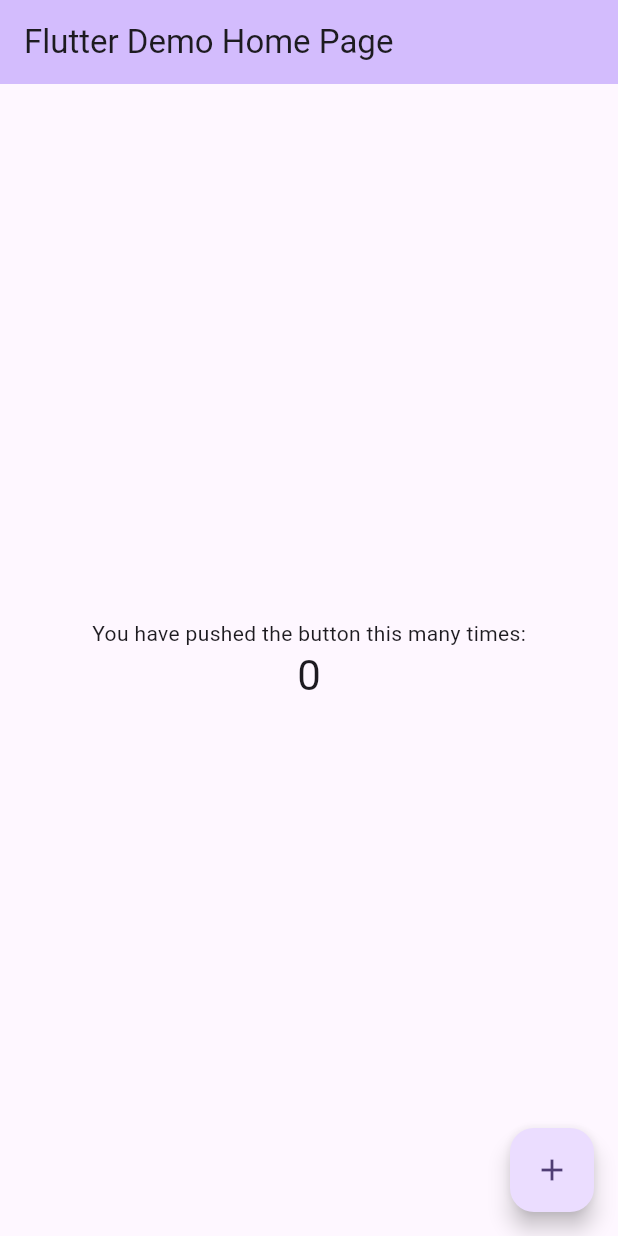
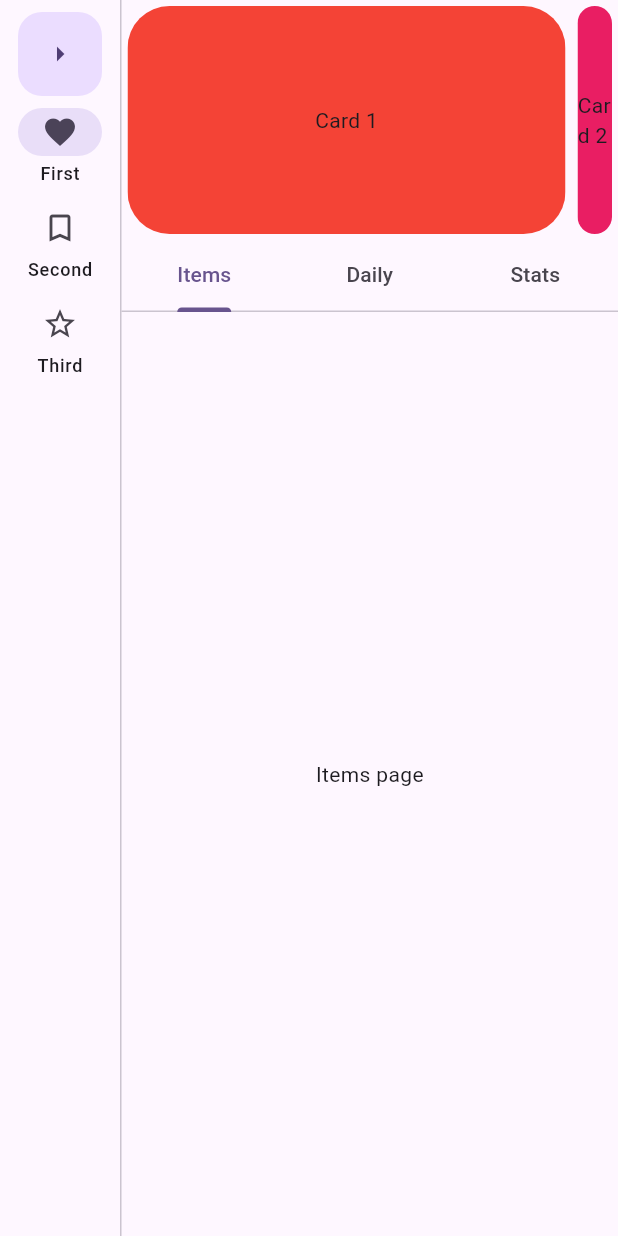
Before and after one commit to 42null/HEAP_Client, a Flutter app: the screen it shows after launch, on a phone screen of 412 x 824 dp. Run offline on Flutter 3.47's test engine with Material 3 defaults, Android fonts, the phone set to English and light mode, and no system bars; drawn by our look-alikes of dynamic_color.

Commit message:
Start of core structure

```diff
--- /dev/null
+++ b/lib/Screens/core_page.dart
@@ -0,0 +1,73 @@
+import 'package:flutter/material.dart';
+
+import 'main_tabs_section.dart';
+
+class CorePage extends StatefulWidget {
+  const CorePage({super.key});
+
+  @override
+  State<CorePage> createState() => _CorePageState();
+}
+
+class _CorePageState extends State<CorePage> {
+  int _selectedIndex = 0;
+  bool _isExtended = false;
+
+  // One entry per rail destination, same order as `destinations` below
+  final List<Widget> _sections = const [
+    MainTabsSection(),
+    Center(child: Text('Second section')),
+    Center(child: Text('Third section')),
+  ];
+
+  @override
+  Widget build(BuildContext context) {
+    return Scaffold(
+      body: Row(
+        children: <Widget>[
+          NavigationRail(
+            selectedIndex: _selectedIndex,
+            extended: _isExtended,
+            labelType: _isExtended
+                ? NavigationRailLabelType.none
+                : NavigationRailLabelType.all,
+            onDestinationSelected: (int index) {
+              setState(() => _selectedIndex = index);
+            },
+            leading: FloatingActionButton(
+              elevation: 0,
+              onPressed: () {
+                setState(() => _isExtended = !_isExtended);
+              },
+              child: Icon(_isExtended ? Icons.arrow_left : Icons.arrow_right),
+            ),
+            destinations: const <NavigationRailDestination>[
+              NavigationRailDestination(
+                icon: Icon(Icons.favorite_border),
+                selectedIcon: Icon(Icons.favorite),
+                label: Text('First'),
+              ),
+              NavigationRailDestination(
+                icon: Icon(Icons.bookmark_border),
+                selectedIcon: Icon(Icons.bookmark),
+                label: Text('Second'),
+              ),
+              NavigationRailDestination(
+                icon: Icon(Icons.star_border),
+                selectedIcon: Icon(Icons.star),
+                label: Text('Third'),
+              ),
+            ],
+          ),
+          const VerticalDivider(thickness: 1, width: 1),
+          Expanded(
+            child: IndexedStack(
+              index: _selectedIndex,
+              children: _sections,
+            ),
+          ),
+        ],
+      ),
+    );
+  }
+}
--- /dev/null
+++ b/lib/Screens/item_list_screen.dart
@@ -0,0 +1,26 @@
+import 'package:flutter/cupertino.dart';
+import 'package:flutter/material.dart';
+
+import '../data/sample_items.dart';
+
+class ItemListScreen extends StatelessWidget {
+  const ItemListScreen({super.key});
+
+  @override
+  Widget build(BuildContext context) {
+    return Scaffold(
+      appBar: AppBar(title: const Text('HEAP')),
+      body: ListView.builder(
+        itemCount: sampleItems.length,
+        itemBuilder: (context, index) {
+          final item = sampleItems[index];
+          return ListTile(
+            title: Text(item.title ?? '(untitled)'),
+            subtitle: Text('${item.type} • ${item.status}'),
+            trailing: Text('P${item.priority ?? '-'}'),
+          );
+        },
+      ),
+    );
+  }
+}
--- /dev/null
+++ b/lib/Screens/main_tabs_section.dart
@@ -0,0 +1,51 @@
+import 'package:flutter/material.dart';
+
+class MainTabsSection extends StatelessWidget {
+  const MainTabsSection({super.key});
+
+  @override
+  Widget build(BuildContext context) {
+    return DefaultTabController(
+      length: 3, // must match the number of tabs AND pages below
+      child: Column(
+        children: [
+          // 1. Carousel
+          SizedBox(
+            height: 160,
+            child: CarouselView(
+              itemExtent: 300, // width of each card
+              children: List.generate(
+                5,
+                    (i) => Container(
+                  color: Colors.primaries[i],
+                  alignment: Alignment.center,
+                  child: Text('Card ${i + 1}'),
+                ),
+              ),
+            ),
+          ),
+
+          // 2. Tabs
+          const TabBar(
+            tabs: [
+              Tab(text: 'Items'),
+              Tab(text: 'Daily'),
+              Tab(text: 'Stats'),
+            ],
+          ),
+
+          // 3. Pages that fill the rest
+          const Expanded(
+            child: TabBarView(
+              children: [
+                Center(child: Text('Items page')),
+                Center(child: Text('Daily page')),
+                Center(child: Text('Stats page')),
+              ],
+            ),
+          ),
+        ],
+      ),
+    );
+  }
+}
--- /dev/null
+++ b/lib/data/sample_items.dart
@@ -0,0 +1,7 @@
+import '../models/item.dart';
+
+final sampleItems = [
+  const Item(id: 1, type: 'TODO', title: 'Finish Canvas assignment', priority: 3, status: 'BACKLOG'),
+  const Item(id: 2, type: 'DAILY', title: 'Take pictures', priority: 5, status: 'BACKLOG'),
+  const Item(id: 3, type: 'UNSET', title: null, priority: null, status: 'BACKLOG'),
+];
--- a/lib/main.dart
+++ b/lib/main.dart
@@ -1,36 +1,62 @@
 import 'package:flutter/material.dart';
+import 'package:dynamic_color/dynamic_color.dart';
+
+import 'Screens/core_page.dart';
+import 'Screens/item_list_screen.dart';
+
 
 void main() {
-  runApp(const MyApp());
+  runApp(const HEAPApp());
 }
 
-class MyApp extends StatelessWidget {
-  const MyApp({super.key});
+class HEAPApp extends StatelessWidget {
+  const HEAPApp({super.key});
 
-  // This widget is the root of your application.
+  // GLOBAL COLOR
+  // Define fallback color schemes for unsupported devices/platforms
+  static final _defaultLightColorScheme = ColorScheme.fromSeed(
+    seedColor: Colors.deepPurple,
+    brightness: Brightness.light,
+  );
+  static final _defaultDarkColorScheme = ColorScheme.fromSeed(
+    seedColor: Colors.deepPurple,
+    brightness: Brightness.dark,
+  );
+
+
   @override
   Widget build(BuildContext context) {
-    return MaterialApp(
-      title: 'Flutter Demo',
-      theme: ThemeData(
-        // This is the theme of your application.
-        //
-        // TRY THIS: Try running your application with "flutter run". You'll see
-        // the application has a purple toolbar. Then, without quitting the app,
-        // try changing the seedColor in the colorScheme below to Colors.green
-        // and then invoke "hot reload" (save your changes or press the "hot
-        // reload" button in a Flutter-supported IDE, or press "r" if you used
-        // the command line to start the app).
-        //
-        // Notice that the counter didn't reset back to zero; the application
-        // state is not lost during the reload. To reset the state, use hot
-        // restart instead.
-        //
-        // This works for code too, not just values: Most code changes can be
-        // tested with just a hot reload.
-        colorScheme: .fromSeed(seedColor: Colors.deepPurple),
-      ),
-      home: const MyHomePage(title: 'Flutter Demo Home Page'),
+    // DynamicColorBuilder provides device color schemes if available
+    return DynamicColorBuilder(
+      builder: (ColorScheme? lightDynamic, ColorScheme? darkDynamic) {
+        ColorScheme lightScheme;
+        ColorScheme darkScheme;
+
+        if (lightDynamic != null && darkDynamic != null) {
+          // Harmonize colors if needed or use system colors directly
+          lightScheme = lightDynamic.harmonized();
+          darkScheme = darkDynamic.harmonized();
+        } else {
+          // Fall back to custom app brand colors
+          lightScheme = _defaultLightColorScheme;
+          darkScheme = _defaultDarkColorScheme;
+        }
+
+        return MaterialApp(
+          title: 'Dynamic Color Demo',
+          theme: ThemeData(
+            useMaterial3: true,
+            colorScheme: lightScheme,
+          ),
+          darkTheme: ThemeData(
+            useMaterial3: true,
+            colorScheme: darkScheme,
+          ),
+          // home: const MyHomePage(title: 'Flutter Demo Home Page'),
+          // home: const ItemListScreen(),
+          home: const CorePage(),
+        );
+      },
     );
   }
 }
@@ -69,6 +95,7 @@ class _MyHomePageState extends State<MyHomePage> {
 
   @override
   Widget build(BuildContext context) {
+    final colorScheme = Theme.of(context).colorScheme;
     // This method is rerun every time setState is called, for instance as done
     // by the _incrementCounter method above.
     //
@@ -77,13 +104,8 @@ class _MyHomePageState extends State<MyHomePage> {
     // than having to individually change instances of widgets.
     return Scaffold(
       appBar: AppBar(
-        // TRY THIS: Try changing the color here to a specific color (to
-        // Colors.amber, perhaps?) and trigger a hot reload to see the AppBar
-        // change color while the other colors stay the same.
-        backgroundColor: Theme.of(context).colorScheme.inversePrimary,
-        // Here we take the value from the MyHomePage object that was created by
-        // the App.build method, and use it to set our appbar title.
-        title: Text(widget.title),
+        title: const Text('Material 3 Dynamic Color'),
+        backgroundColor: colorScheme.surfaceContainer,
       ),
       body: Center(
         // Center is a layout widget. It takes a single child and positions it
--- /dev/null
+++ b/lib/models/item.dart
@@ -0,0 +1,15 @@
+class Item {
+  final int id;
+  final String type;
+  final String? title;
+  final int? priority;
+  final String status;
+
+  const Item({
+    required this.id,
+    required this.type,
+    this.title,
+    this.priority,
+    required this.status,
+  });
+}
--- a/pubspec.yaml
+++ b/pubspec.yaml
@@ -34,6 +34,7 @@ dependencies:
   # The following adds the Cupertino Icons font to your application.
   # Use with the CupertinoIcons class for iOS style icons.
   cupertino_icons: ^1.0.8
+  dynamic_color: ^1.7.0
 
 dev_dependencies:
   flutter_test:
```
Also changed, not shown: pubspec.lock, 5 other files.
